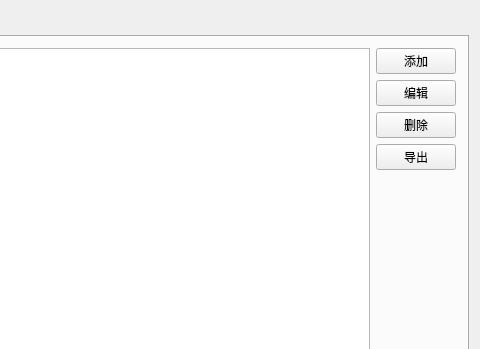
The window that cbserver/CBServerMonitor/mainwindow.ui (raidenawkward/cbqt) describes before a commit, drawn with Qt 5; both pictures show x 308 to 788 and y 0 to 349 of the 788 by 565 pixel window.
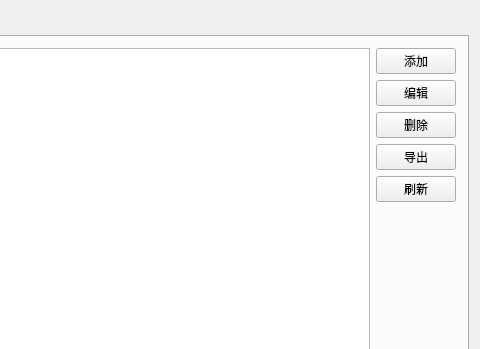
The same window after the commit.

```diff
--- a/cbserver/CBServerMonitor/mainwindow.ui
+++ b/cbserver/CBServerMonitor/mainwindow.ui
@@ -79,6 +79,13 @@
               </property>
              </widget>
             </item>
+            <item>
+             <widget class="QPushButton" name="buttonRefresh">
+              <property name="text">
+               <string>刷新</string>
+              </property>
+             </widget>
+            </item>
             <item>
              <spacer name="verticalSpacer">
               <property name="orientation">
```
